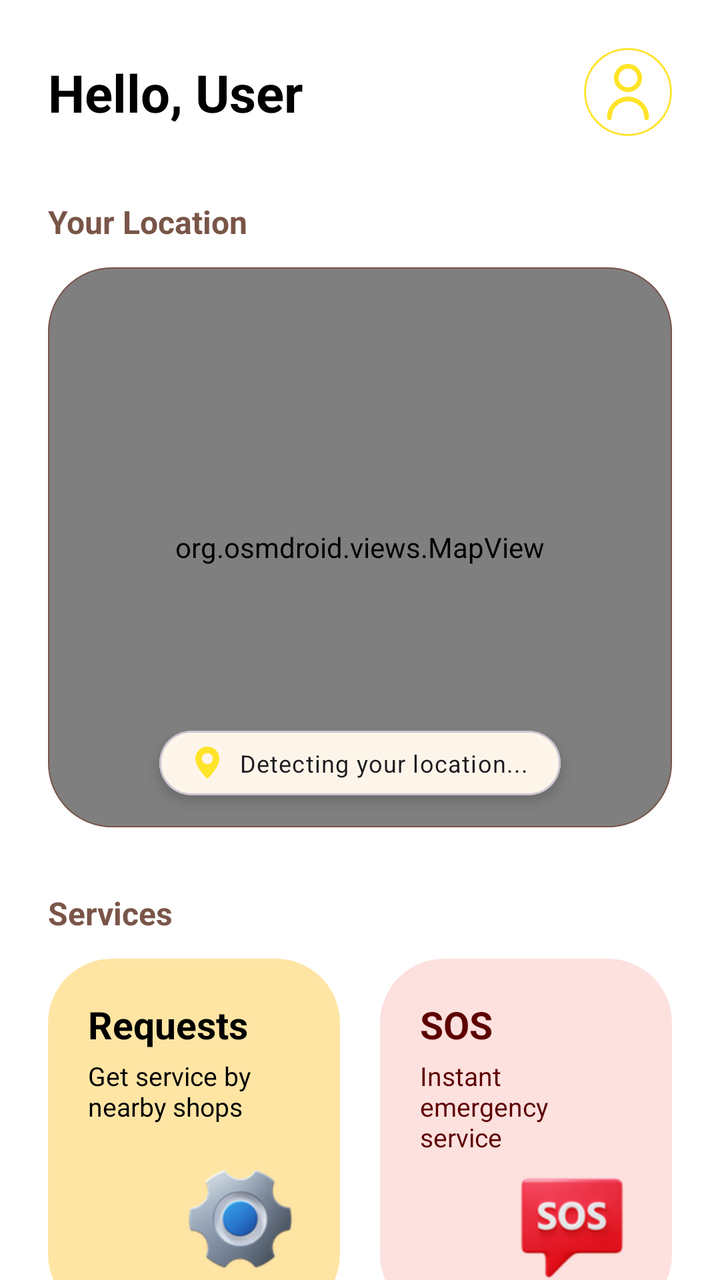
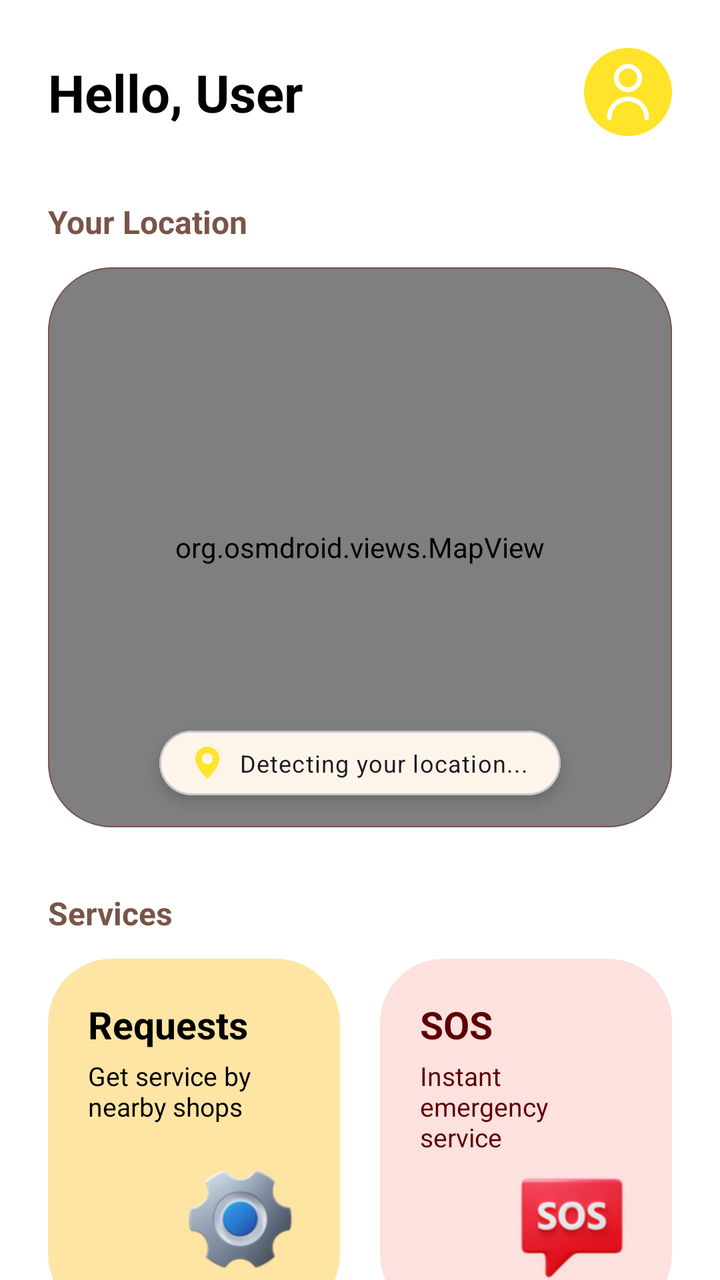

Before-and-after screenshots of an Android layout around one commit, followed by the original layout XML and the change that was made.
<!-- AndroidManifest.xml: application theme Theme.TregoApp -->
<!-- res/layout/fragment_customer_dashboard.xml -->
<?xml version="1.0" encoding="utf-8"?>
<androidx.core.widget.NestedScrollView xmlns:android="http://schemas.android.com/apk/res/android"
    xmlns:app="http://schemas.android.com/apk/res-auto"
    xmlns:tools="http://schemas.android.com/tools"
    android:layout_width="match_parent"
    android:layout_height="match_parent"
    android:background="@color/white"
    android:fillViewport="true">

    <androidx.constraintlayout.widget.ConstraintLayout
        android:layout_width="match_parent"
        android:layout_height="wrap_content"
        android:padding="24dp">

        
        <TextView
            android:id="@+id/tvDashboardName"
            android:layout_width="0dp"
            android:layout_height="wrap_content"
            android:text="Hello, User"
            android:textColor="@color/black"
            android:textSize="26sp"
            android:textStyle="bold"
            app:layout_constraintBottom_toBottomOf="@+id/profileBtn"
            app:layout_constraintEnd_toStartOf="@+id/profileBtn"
            app:layout_constraintStart_toStartOf="parent"
            app:layout_constraintTop_toTopOf="@+id/profileBtn" />

        <com.google.android.material.card.MaterialCardView
            android:id="@+id/profileBtn"
            android:layout_width="44dp"
            android:layout_height="44dp"
            android:clickable="true"
            android:focusable="true"
            app:cardBackgroundColor="@color/white"
            app:cardCornerRadius="22dp"
            app:cardElevation="0dp"
            app:layout_constraintEnd_toEndOf="parent"
            app:layout_constraintTop_toTopOf="parent"
            app:strokeColor="@color/primary_color"
            app:strokeWidth="1dp">

            <ImageView
                android:id="@+id/imgProfile"
                android:layout_width="match_parent"
                android:layout_height="match_parent"
                android:padding="8dp"
                android:src="@drawable/user"
                app:tint="@color/primary_color"
                tools:ignore="ContentDescription" />

        </com.google.android.material.card.MaterialCardView>

        
        <com.google.android.material.card.MaterialCardView
            android:id="@+id/liveRequestCard"
            android:layout_width="match_parent"
            android:layout_height="wrap_content"
            android:layout_marginTop="24dp"
            android:visibility="gone"
            app:cardBackgroundColor="#FFF8E1"
            app:cardCornerRadius="24dp"
            app:cardElevation="0dp"
            app:layout_constraintTop_toBottomOf="@id/profileBtn"
            app:strokeColor="#FFD54F"
            app:strokeWidth="1.5dp">

            <androidx.constraintlayout.widget.ConstraintLayout
                android:layout_width="match_parent"
                android:layout_height="wrap_content"
                android:padding="16dp">

                <TextView
                    android:id="@+id/tvLiveReqShopName"
                    android:layout_width="0dp"
                    android:layout_height="wrap_content"
                    android:ellipsize="end"
                    android:maxLines="1"
                    android:text="Shop Name"
                    android:textColor="#5D4037"
                    android:textSize="18sp"
                    android:textStyle="bold"
                    app:layout_constraintEnd_toStartOf="@+id/tvLiveReqStatus"
                    app:layout_constraintStart_toStartOf="parent"
                    app:layout_constraintTop_toTopOf="parent" />

                <TextView
                    android:id="@+id/tvLiveReqStatus"
                    android:layout_width="wrap_content"
                    android:layout_height="wrap_content"
                    android:background="@drawable/status_pending_bg"
                    android:paddingHorizontal="10dp"
                    android:paddingVertical="4dp"
                    android:text="Pending"
                    android:textColor="@color/white"
                    android:textSize="11sp"
                    android:textStyle="bold"
                    app:layout_constraintEnd_toEndOf="parent"
                    app:layout_constraintTop_toTopOf="parent" />

                <TextView
                    android:id="@+id/tvLiveReqService"
                    android:layout_width="0dp"
                    android:layout_height="wrap_content"
                    android:layout_marginTop="4dp"
                    android:ellipsize="end"
                    android:maxLines="1"
                    android:text="Service Name"
                    android:textColor="#795548"
                    android:textSize="14sp"
                    app:layout_constraintEnd_toStartOf="@+id/btnTrack"
                    app:layout_constraintStart_toStartOf="parent"
                    app:layout_constraintTop_toBottomOf="@id/tvLiveReqShopName" />

                <com.google.android.material.button.MaterialButton
                    android:id="@+id/btnTrack"
                    style="@style/Widget.MaterialComponents.Button.TextButton"
                    android:layout_width="wrap_content"
                    android:layout_height="wrap_content"
                    android:minWidth="0dp"
                    android:minHeight="0dp"
                    android:paddingHorizontal="12dp"
                    android:paddingVertical="6dp"
                    android:text="Track Progress"
                    android:textAllCaps="false"
                    android:textColor="#E65100"
                    android:textStyle="bold"
                    app:layout_constraintBottom_toBottomOf="parent"
                    app:layout_constraintEnd_toEndOf="parent"
                    app:layout_constraintTop_toBottomOf="@id/tvLiveReqStatus" />

            </androidx.constraintlayout.widget.ConstraintLayout>

        </com.google.android.material.card.MaterialCardView>

        
        <TextView
            android:id="@+id/tvLocationTitle"
            android:layout_width="wrap_content"
            android:layout_height="wrap_content"
            android:layout_marginTop="32dp"
            android:text="Your Location"
            android:textColor="#795548"
            android:textSize="16sp"
            android:textStyle="bold"
            app:layout_constraintStart_toStartOf="parent"
            app:layout_constraintTop_toBottomOf="@id/liveRequestCard" />

        
        <androidx.constraintlayout.widget.Barrier
            android:id="@+id/topBarrier"
            android:layout_width="wrap_content"
            android:layout_height="wrap_content"
            app:barrierDirection="bottom"
            app:constraint_referenced_ids="profileBtn,liveRequestCard" />

        <com.google.android.material.card.MaterialCardView
            android:id="@+id/mapCard"
            android:layout_width="0dp"
            android:layout_height="280dp"
            android:layout_marginTop="12dp"
            app:cardCornerRadius="32dp"
            app:cardElevation="0dp"
            app:layout_constraintEnd_toEndOf="parent"
            app:layout_constraintStart_toStartOf="parent"
            app:layout_constraintTop_toBottomOf="@id/tvLocationTitle"
            app:strokeColor="#795548"
            app:strokeWidth="0.8dp">

            <FrameLayout
                android:layout_width="match_parent"
                android:layout_height="match_parent">

                <org.osmdroid.views.MapView
                    android:id="@+id/map"
                    android:layout_width="match_parent"
                    android:layout_height="match_parent" />

                <com.google.android.material.card.MaterialCardView
                    android:id="@+id/cardLiveAddress"
                    android:layout_width="wrap_content"
                    android:layout_height="wrap_content"
                    android:layout_gravity="bottom|center_horizontal"
                    android:layout_margin="16dp"
                    android:clickable="true"
                    android:focusable="true"
                    app:cardBackgroundColor="?attr/colorSurface"
                    app:cardCornerRadius="16dp"
                    app:cardElevation="4dp">

                    <LinearLayout
                        android:layout_width="wrap_content"
                        android:layout_height="wrap_content"
                        android:gravity="center"
                        android:orientation="horizontal"
                        android:paddingHorizontal="16dp"
                        android:paddingVertical="8dp">

                        <ImageView
                            android:layout_width="16dp"
                            android:layout_height="16dp"
                            android:src="@drawable/pin"
                            app:tint="?attr/colorPrimary" />

                        <TextView
                            android:id="@+id/tvLiveAddress"
                            style="?attr/textAppearanceBodySmall"
                            android:layout_width="wrap_content"
                            android:layout_height="wrap_content"
                            android:layout_marginStart="8dp"
                            android:ellipsize="end"
                            android:maxLines="1"
                            android:text="Detecting your location..."
                            android:textColor="?attr/colorOnSurface" />

                    </LinearLayout>

                </com.google.android.material.card.MaterialCardView>

            </FrameLayout>

        </com.google.android.material.card.MaterialCardView>

        
        <TextView
            android:id="@+id/tvServicesTitle"
            android:layout_width="wrap_content"
            android:layout_height="wrap_content"
            android:layout_marginTop="32dp"
            android:text="Services"
            android:textColor="#795548"
            android:textSize="16sp"
            android:textStyle="bold"
            app:layout_constraintStart_toStartOf="parent"
            app:layout_constraintTop_toBottomOf="@id/mapCard" />

        <com.google.android.material.card.MaterialCardView
            android:id="@+id/goToNearbyShops"
            android:layout_width="0dp"
            android:layout_height="180dp"
            android:layout_marginTop="12dp"
            android:layout_marginEnd="10dp"
            android:clickable="true"
            android:focusable="true"
            app:cardCornerRadius="32dp"
            app:cardElevation="0dp"
            app:layout_constraintEnd_toStartOf="@+id/goToSOS"
            app:layout_constraintHorizontal_weight="1"
            app:layout_constraintStart_toStartOf="parent"
            app:layout_constraintTop_toBottomOf="@id/tvServicesTitle"
            app:strokeWidth="0dp">

            <androidx.constraintlayout.widget.ConstraintLayout
                android:layout_width="match_parent"
                android:layout_height="match_parent"
                android:background="@drawable/card_1_linear_color"
                android:padding="20dp">

                <TextView
                    android:id="@+id/tvRequestsTitle"
                    android:layout_width="wrap_content"
                    android:layout_height="wrap_content"
                    android:text="Requests"
                    android:textColor="@color/black"
                    android:textSize="19sp"
                    android:textStyle="bold"
                    app:layout_constraintStart_toStartOf="parent"
                    app:layout_constraintTop_toTopOf="parent" />

                <TextView
                    android:layout_width="0dp"
                    android:layout_height="wrap_content"
                    android:layout_marginTop="4dp"
                    android:text="Get service by nearby shops"
                    android:textColor="@color/black"
                    android:textSize="13sp"
                    app:layout_constraintEnd_toEndOf="parent"
                    app:layout_constraintStart_toStartOf="parent"
                    app:layout_constraintTop_toBottomOf="@id/tvRequestsTitle" />

                <ImageView
                    android:layout_width="60dp"
                    android:layout_height="60dp"
                    android:src="@drawable/service"
                    app:layout_constraintBottom_toBottomOf="parent"
                    app:layout_constraintEnd_toEndOf="parent"
                    tools:ignore="ContentDescription" />

            </androidx.constraintlayout.widget.ConstraintLayout>

        </com.google.android.material.card.MaterialCardView>

        <com.google.android.material.card.MaterialCardView
            android:id="@+id/goToSOS"
            android:layout_width="0dp"
            android:layout_height="180dp"
            android:layout_marginStart="10dp"
            android:clickable="true"
            android:focusable="true"
            app:cardCornerRadius="32dp"
            app:cardElevation="0dp"
            app:layout_constraintBottom_toBottomOf="@+id/goToNearbyShops"
            app:layout_constraintEnd_toEndOf="parent"
            app:layout_constraintHorizontal_weight="1"
            app:layout_constraintStart_toEndOf="@+id/goToNearbyShops"
            app:layout_constraintTop_toTopOf="@+id/goToNearbyShops"
            app:strokeWidth="0dp">

            <androidx.constraintlayout.widget.ConstraintLayout
                android:layout_width="match_parent"
                android:layout_height="match_parent"
                android:background="@drawable/card_2_linear_color"
                android:padding="20dp">

                <TextView
                    android:id="@+id/tvSOSTitle"
                    android:layout_width="wrap_content"
                    android:layout_height="wrap_content"
                    android:text="SOS"
                    android:textColor="#5D0000"
                    android:textSize="19sp"
                    android:textStyle="bold"
                    app:layout_constraintStart_toStartOf="parent"
                    app:layout_constraintTop_toTopOf="parent" />

                <TextView
                    android:layout_width="0dp"
                    android:layout_height="wrap_content"
                    android:layout_marginTop="4dp"
                    android:text="Instant emergency service"
                    android:textColor="#5D0000"
                    android:textSize="13sp"
                    app:layout_constraintEnd_toEndOf="parent"
                    app:layout_constraintStart_toStartOf="parent"
                    app:layout_constraintTop_toBottomOf="@id/tvSOSTitle" />

                <ImageView
                    android:layout_width="60dp"
                    android:layout_height="60dp"
                    android:src="@drawable/sos"
                    app:layout_constraintBottom_toBottomOf="parent"
                    app:layout_constraintEnd_toEndOf="parent"
                    tools:ignore="ContentDescription" />

            </androidx.constraintlayout.widget.ConstraintLayout>

        </com.google.android.material.card.MaterialCardView>

        
        <TextView
            android:id="@+id/tvNearbyTitle"
            android:layout_width="wrap_content"
            android:layout_height="wrap_content"
            android:layout_marginTop="32dp"
            android:text="Nearby Shops"
            android:textColor="#795548"
            android:textSize="16sp"
            android:textStyle="bold"
            app:layout_constraintStart_toStartOf="parent"
            app:layout_constraintTop_toBottomOf="@id/goToNearbyShops" />

        <androidx.recyclerview.widget.RecyclerView
            android:id="@+id/shopsRecyclerView"
            android:layout_width="0dp"
            android:layout_height="wrap_content"
            android:layout_marginTop="12dp"
            android:clipToPadding="false"
            android:orientation="horizontal"
            android:overScrollMode="never"
            android:paddingBottom="16dp"
            app:layout_constraintEnd_toEndOf="parent"
            app:layout_constraintStart_toStartOf="parent"
            app:layout_constraintTop_toBottomOf="@id/tvNearbyTitle" />

    </androidx.constraintlayout.widget.ConstraintLayout>

</androidx.core.widget.NestedScrollView>
<!-- resources referenced by this layout -->
<resources>
  <color name="black">#FF000000</color>
  <color name="primary_color">#FFE429</color>
  <color name="white">#FFFFFFFF</color>
  <!-- drawable card_1_linear_color (drawable) -->
  <?xml version="1.0" encoding="utf-8"?>
  <shape xmlns:android="http://schemas.android.com/apk/res/android"
      android:shape="rectangle">
      <corners android:radius="32dp" />
      <solid android:color="#FFE5A4" />
  </shape>
  <!-- drawable card_2_linear_color (drawable) -->
  <?xml version="1.0" encoding="utf-8"?>
  <shape xmlns:android="http://schemas.android.com/apk/res/android"
      android:shape="rectangle">
      <corners android:radius="32dp" />
      <solid android:color="#FCE1DE" />
  </shape>
  <!-- drawable pin: png bitmap (drawable, 1897 bytes) -->
  <!-- drawable service: png bitmap (drawable, 12430 bytes) -->
  <!-- drawable sos: png bitmap (drawable, 10642 bytes) -->
  <!-- drawable status_pending_bg (drawable) -->
  <?xml version="1.0" encoding="utf-8"?>
  <shape xmlns:android="http://schemas.android.com/apk/res/android">
      <solid android:color="#FFA000" />
      <corners android:radius="12dp" />
  </shape>
  <!-- drawable user: png bitmap (drawable, 5486 bytes) -->
  <style name="Theme.TregoApp" parent="Base.Theme.TregoApp" />
  <style name="Base.Theme.TregoApp" parent="Theme.Material3.DayNight.NoActionBar">
          <item name="colorPrimary">@color/primary_color</item>
          <item name="android:statusBarColor">@color/secondary_color</item>
          <item name="android:windowLightStatusBar">true</item>
      </style>
  <color name="secondary_color">#FFFFFFFF</color>
</resources>

<!-- the commit's change to res/layout/fragment_customer_dashboard.xml (unified diff, before → after) -->
@@ -32,7 +32,7 @@
             android:layout_height="44dp"
             android:clickable="true"
             android:focusable="true"
-            app:cardBackgroundColor="@color/white"
+            app:cardBackgroundColor="@color/primary_color"
             app:cardCornerRadius="22dp"
             app:cardElevation="0dp"
             app:layout_constraintEnd_toEndOf="parent"
@@ -46,7 +46,7 @@
                 android:layout_height="match_parent"
                 android:padding="8dp"
                 android:src="@drawable/user"
-                app:tint="@color/primary_color"
+                app:tint="@color/white"
                 tools:ignore="ContentDescription" />
 
         </com.google.android.material.card.MaterialCardView>
